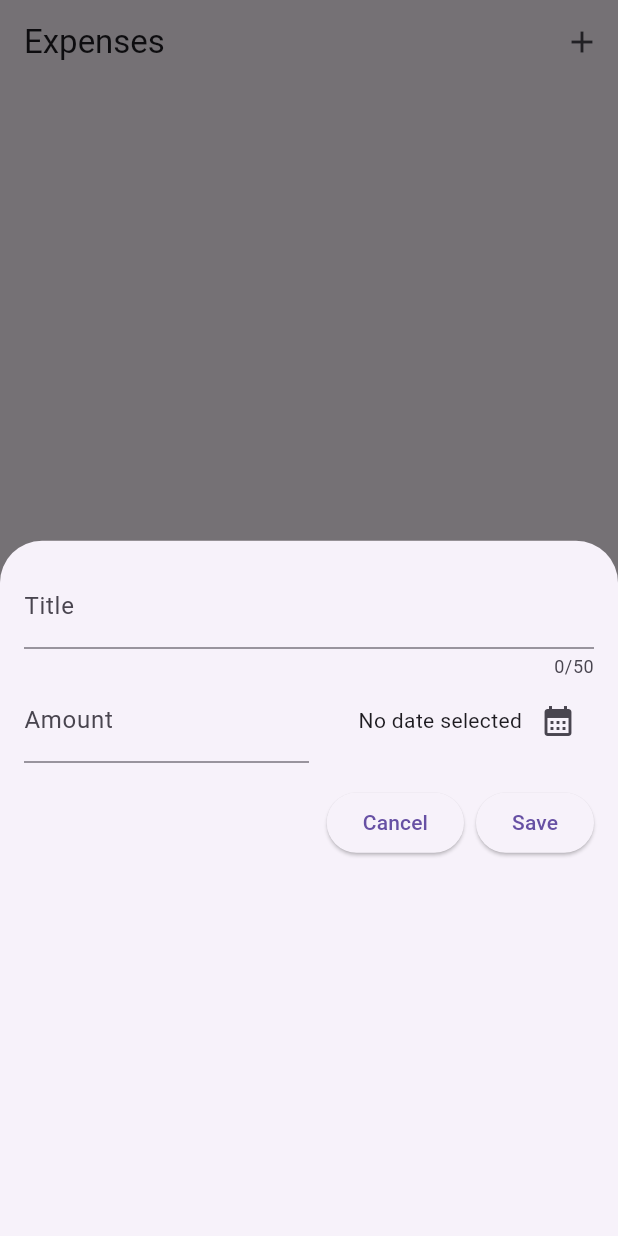
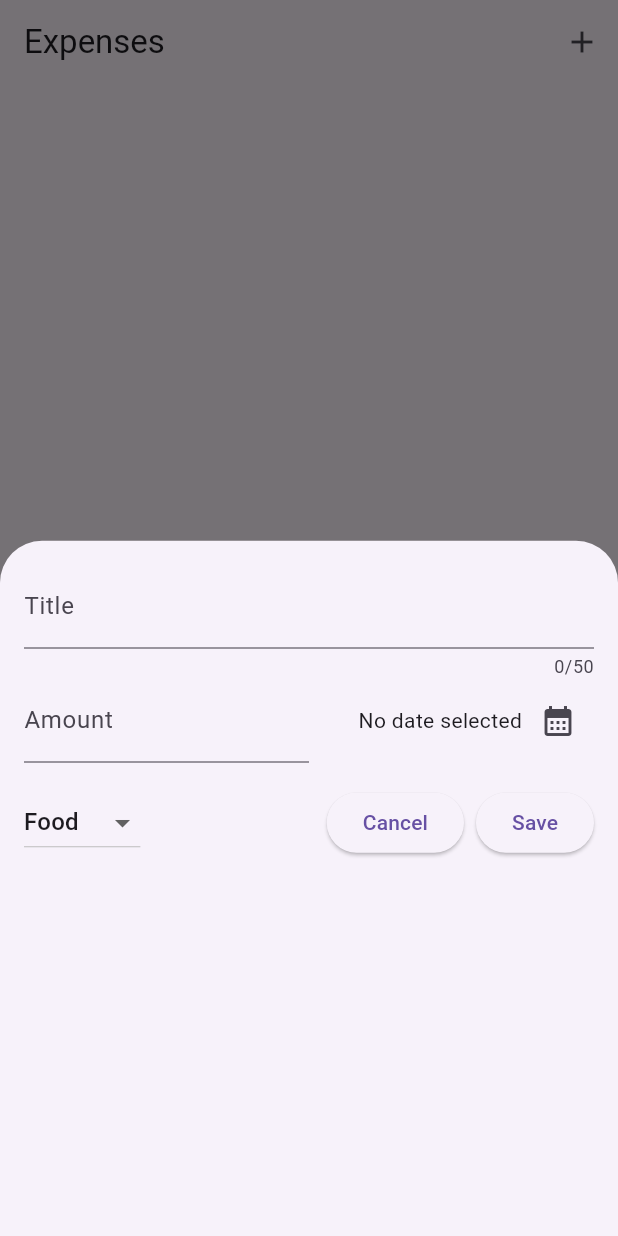
Before and after one commit to cadu-miranda/expense_tracker, a Flutter app: the screen it shows after launch, after a tap on the "add" icon, on a phone screen of 412 x 824 dp. Run offline on Flutter 3.47's test engine with Material 3 defaults, Android fonts, the phone set to English and light mode, and no system bars.

Commit message:
Add category selection to AddExpenseScreen and utility for string capitalization

```diff
--- a/lib/screens/add_expense.dart
+++ b/lib/screens/add_expense.dart
@@ -1,4 +1,5 @@
 import 'package:expense_tracker/models/expense.dart';
+import 'package:expense_tracker/utils/index.dart';
 import 'package:flutter/material.dart';
 
 class AddExpenseScreen extends StatefulWidget {
@@ -14,6 +15,8 @@ class _AddExpenseState extends State<AddExpenseScreen> {
   final TextEditingController _amountController = TextEditingController();
 
   DateTime? _selectedDate;
+
+  Category _selectedCategory = Category.food;
 
   @override
   void dispose() {
@@ -82,8 +85,27 @@ class _AddExpenseState extends State<AddExpenseScreen> {
             ),
             const SizedBox(height: 16),
             Row(
-              mainAxisAlignment: MainAxisAlignment.end,
               children: [
+                DropdownButton(
+                    value: _selectedCategory,
+                    items: Category.values
+                        .map(
+                          (category) => DropdownMenuItem(
+                            value: category,
+                            child: Text(capitalizeFirstLetter(category.name)),
+                          ),
+                        )
+                        .toList(),
+                    onChanged: (value) {
+                      if (value == null) {
+                        return;
+                      }
+
+                      setState(() {
+                        _selectedCategory = value;
+                      });
+                    }),
+                const Spacer(),
                 ElevatedButton(
                     onPressed: () {
                       Navigator.pop(context);
--- a/lib/screens/expenses.dart
+++ b/lib/screens/expenses.dart
@@ -13,20 +13,7 @@ class ExpensesScreen extends StatefulWidget {
 }
 
 class _ExpensesState extends State<ExpensesScreen> {
-  final List<Expense> _registeredExpenses = [
-    // Expense(
-    //   title: "Flutter Course",
-    //   amount: 19.99,
-    //   date: today,
-    //   category: Category.work,
-    // ),
-    // Expense(
-    //   title: "Cinema",
-    //   amount: 15.69,
-    //   date: today,
-    //   category: Category.leisure,
-    // ),
-  ];
+  final List<Expense> _registeredExpenses = [];
 
   void _openAddExpenseOverlay() {
     showModalBottomSheet(
--- /dev/null
+++ b/lib/utils/index.dart
@@ -0,0 +1,7 @@
+String capitalizeFirstLetter(String s) {
+  if (s.isEmpty) {
+    return s;
+  }
+
+  return s[0].toUpperCase() + s.substring(1).toLowerCase();
+}
```
